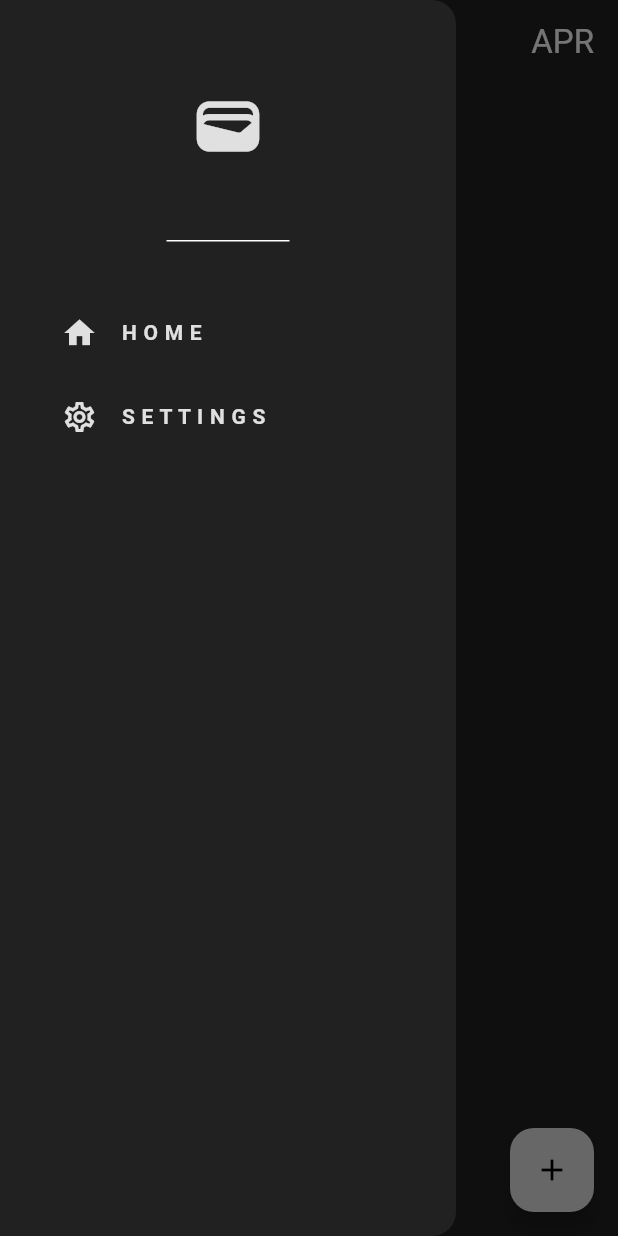
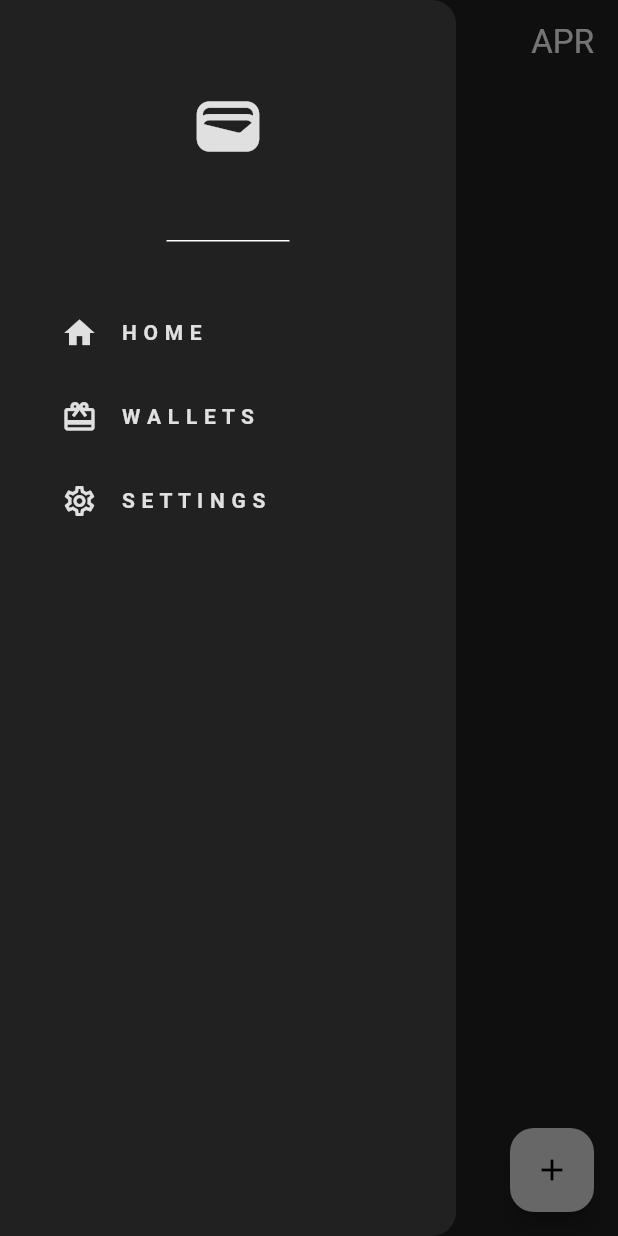
Before and after one commit to HassanAliKiyani/pocketbudget, a Flutter app: the screen it shows after launch, with the side drawer open, on a phone screen of 412 x 824 dp. Run offline on Flutter 3.47's test engine with Material 3 defaults, Android fonts, the phone set to English and light mode, and no system bars; drawn by our look-alikes of fl_chart; our stand-ins replace flutter_slidable, isar; accounts and stored records are empty; generated files the repository leaves out were written again.

Commit message:
Added Wallets
Wallets Page added, Now Isar connection is done separately to accommodate more Collections [Expenses and Wallets]

```diff
--- a/lib/Components/custom_drawer.dart
+++ b/lib/Components/custom_drawer.dart
@@ -1,5 +1,6 @@
 import 'package:flutter/material.dart';
 import 'package:pocketbudget/Pages/SettingsPage.dart';
+import 'package:pocketbudget/Pages/WalletPage.dart';
 
 class CustomDrawer extends StatelessWidget {
   const CustomDrawer({super.key});
@@ -43,6 +44,32 @@ class CustomDrawer extends StatelessWidget {
             padding: const EdgeInsets.only(left: 25.0, top: 0),
             child: ListTile(
               title: Text(
+                "W A L L E T S",
+                style: TextStyle(
+                  color: Theme.of(context).colorScheme.primary,
+                  fontWeight: FontWeight.bold,
+                  fontSize: 14,
+                ),
+              ),
+              leading: Icon(
+                Icons.wallet_giftcard,
+                color: Theme.of(context).colorScheme.primary,
+              ),
+              onTap: () {
+                //Pop the drawer
+                Navigator.pop(context);
+                //Navigate to the settings page
+                Navigator.push(
+                    context,
+                    MaterialPageRoute(
+                        builder: (context) => const WalletPage()));
+              },
+            ),
+          ),
+          Padding(
+            padding: const EdgeInsets.only(left: 25.0, top: 0),
+            child: ListTile(
+              title: Text(
                 "S E T T I N G S",
                 style: TextStyle(
                   color: Theme.of(context).colorScheme.primary,
@@ -58,11 +85,13 @@ class CustomDrawer extends StatelessWidget {
                 //Pop the drawer
                 Navigator.pop(context);
                 //Navigate to the settings page
-                Navigator.push(context,
-                    MaterialPageRoute(builder: (context) => const SettingsPage()));
+                Navigator.push(
+                    context,
+                    MaterialPageRoute(
+                        builder: (context) => const SettingsPage()));
               },
             ),
-          ),
+          )
         ],
       ),
     );
--- /dev/null
+++ b/lib/Database/database_init.dart
@@ -0,0 +1,22 @@
+import 'package:isar/isar.dart';
+import 'package:path_provider/path_provider.dart';
+import 'package:pocketbudget/Models/expense.dart';
+import 'package:pocketbudget/Models/wallet.dart';
+
+//Singleton class for database connection
+class IsarDatabaseInitializer {
+  static late Isar isar;
+
+  Isar get isarInstance => isar;
+
+  /*
+    S E T U P
+  */
+
+  //initialize the data base
+  static Future<void> initialize() async {
+    final dir = await getApplicationDocumentsDirectory();
+    //List all collection to open connections with them
+    isar = await Isar.open([ExpenseSchema, WalletSchema], directory: dir.path);
+  }
+}
--- a/lib/Helper/helper_functions.dart
+++ b/lib/Helper/helper_functions.dart
@@ -1,4 +1,3 @@
-
 import "package:intl/intl.dart";
 /*
  * Helper functions to use across the application
@@ -6,23 +5,42 @@ import "package:intl/intl.dart";
 
 //Convert the amount in string to double
 
-double convertStringToDouble(String string){
+double convertStringToDouble(String string) {
   double? amount = double.tryParse(string);
-  return amount??0.00;
+  return amount ?? 0.00;
 }
 
-String formatAmount(double amount){
-  final format = NumberFormat.currency(locale: "en_US",symbol: "PKR",decimalDigits: 2);
+String convertAmountToCurreny(double amount) {
+  final format =
+      NumberFormat.currency(locale: "en_US", symbol: "PKR", decimalDigits: 2);
   return format.format(amount);
 }
 
-int calculateNumberOfMonth({required  int startYear,required  int startMonth,required  int currentYear,required  int currentMonth}){
-  int totalMonths = (currentYear-startYear)*12 + currentMonth-startMonth +1;
+int calculateNumberOfMonth(
+    {required int startYear,
+    required int startMonth,
+    required int currentYear,
+    required int currentMonth}) {
+  int totalMonths =
+      (currentYear - startYear) * 12 + currentMonth - startMonth + 1;
   return totalMonths;
 }
 
 String getMonthInitials(int month) {
-  final months = ['JAN', 'FEB', 'MAR', 'APR', 'MAY', 'JUN', 'JUL', 'AUG', 'SEP', 'OCT', 'NOV', 'DEC'];
+  final months = [
+    'JAN',
+    'FEB',
+    'MAR',
+    'APR',
+    'MAY',
+    'JUN',
+    'JUL',
+    'AUG',
+    'SEP',
+    'OCT',
+    'NOV',
+    'DEC'
+  ];
   if (month >= 1 && month <= 12) {
     return months[month - 1];
   } else {
--- a/lib/Pages/HomePage.dart
+++ b/lib/Pages/HomePage.dart
@@ -108,18 +108,18 @@ class _HomePageState extends State<HomePage> {
   Widget build(BuildContext context) {
     return Consumer<ExpenseDatabase>(builder: (context, value, child) {
       // Get the starting dates for the data
-      int startMonth = value.getStartMonth();
-      int startYear = value.getStartYear();
+      // int startMonth = value.getStartMonth();
+      // int startYear = value.getStartYear();
       int currentMonth = DateTime.now().month;
       int currentYear = DateTime.now().year;
 
       // Calculate the number of months since the stating date
-      int numberOfMonths = calculateNumberOfMonth(
-        startYear: startYear,
-        startMonth: startMonth,
-        currentYear: currentYear,
-        currentMonth: currentMonth,
-      );
+      // int numberOfMonths = calculateNumberOfMonth(
+      //   startYear: startYear,
+      //   startMonth: startMonth,
+      //   currentYear: currentYear,
+      //   currentMonth: currentMonth,
+      // );
       // Only display the expenses for the current month
       List<Expense> expenseOfCurrentMonth = value.allExpenses.where((expense) {
         return expense.date.month == currentMonth &&
@@ -142,7 +142,7 @@ class _HomePageState extends State<HomePage> {
                 return Row(
                   mainAxisAlignment: MainAxisAlignment.spaceBetween,
                   children: [
-                    Text(formatAmount(snapshot.data ?? 0)),
+                    Text(convertAmountToCurreny(snapshot.data ?? 0)),
                     Text(getMonthInitials(DateTime.now().month)),
                   ],
                 );
@@ -213,7 +213,8 @@ class _HomePageState extends State<HomePage> {
                           expenseOfCurrentMonth[reverseIndex];
                       return CustomListTile(
                         title: individualExpense.name,
-                        trailing: formatAmount(individualExpense.amount),
+                        trailing:
+                            convertAmountToCurreny(individualExpense.amount),
                         onEditPressed: (context) =>
                             editExpenseBox(expense: individualExpense),
                         onDeletePressed: (context) =>
```
Also changed, not shown: lib/Database/expense_database.dart (+9 -14 lines), lib/Database/wallet_datebase.dart (added, +74 -0 lines), lib/Models/wallet.dart (added, +22 -0 lines), lib/Pages/WalletPage.dart (added, +152 -0 lines), lib/main.dart (+7 -2 lines), lib/Models/wallet.g.dart (added).
